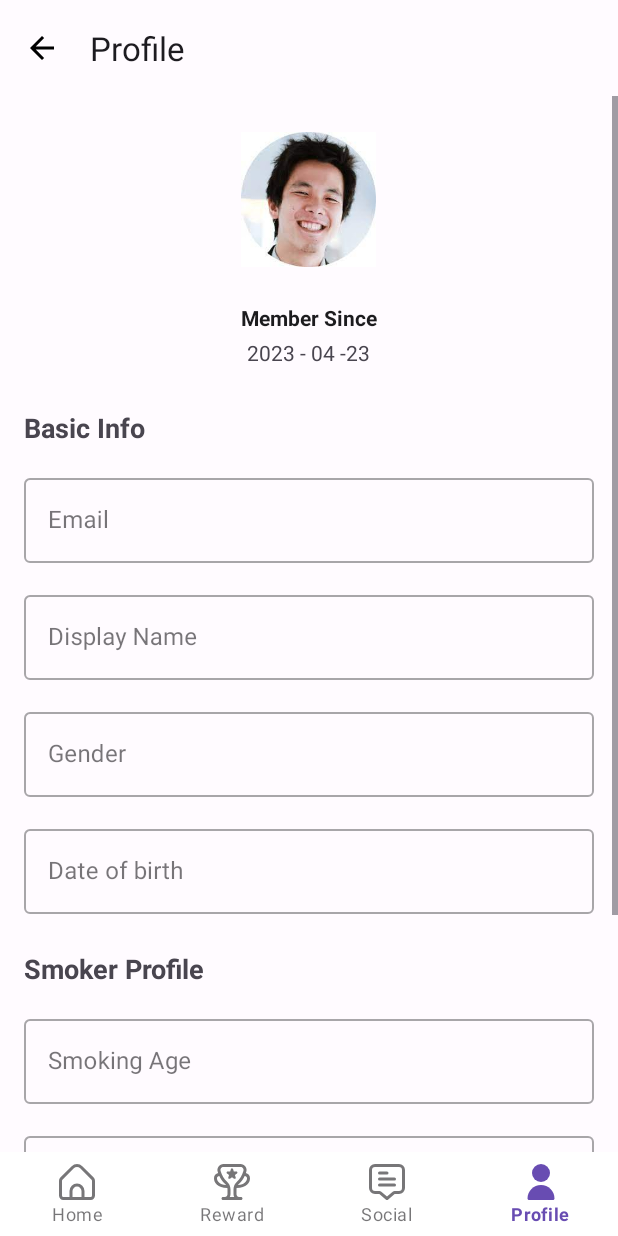
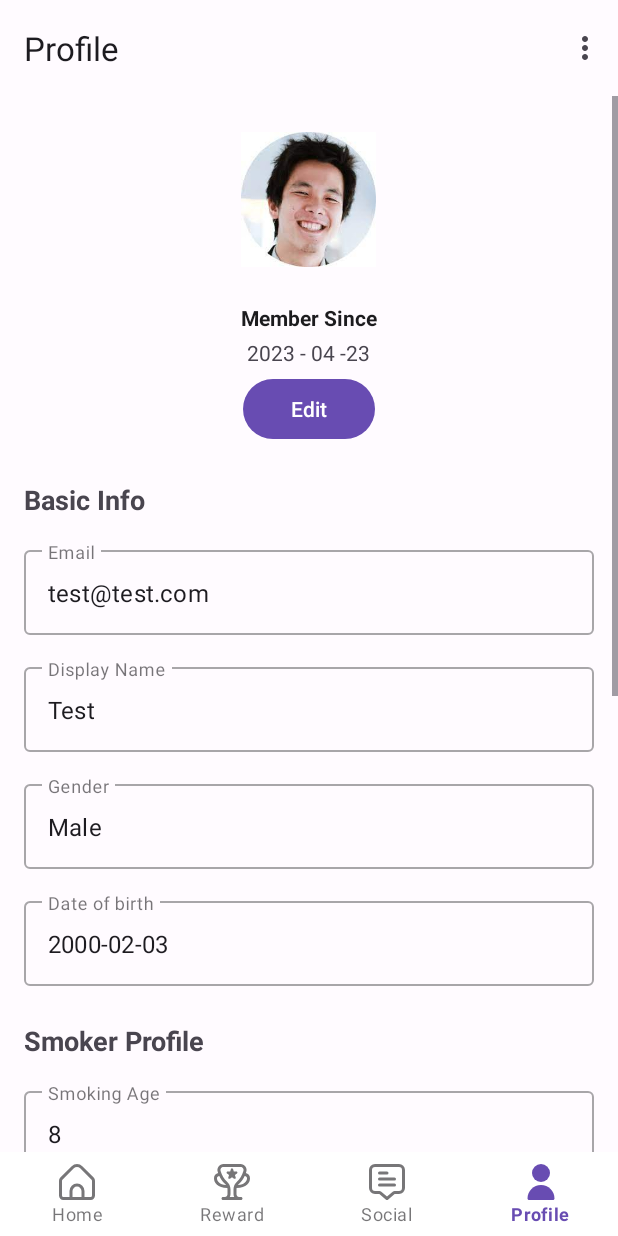
Before and after one commit to KosyAbone/ByteForce, an Android app: the ProfileFragment screen opened through its navigation route, on a phone screen of 412 x 824 dp. Run offline under Robolectric (Android 15) with nearby library versions, the phone set to English and light mode, and no system bars; our stand-ins replace Firebase (no records; nobody signed in at launch, a user with empty details on screens opened directly), Picasso, navigation-ui; libraries missing offline, so code that uses them is left out: jp.wasabeef.picasso; pictures from the network do not load; Roboto replaces fonts that are not available here.

Commit message:
Profile fixes view and edit optionso and logout button and confirm password

```diff
--- a/KickAsh/app/src/main/java/com/byteforce/kickash/ui/main/info/ProfileFragment.kt
+++ b/KickAsh/app/src/main/java/com/byteforce/kickash/ui/main/info/ProfileFragment.kt
@@ -4,6 +4,7 @@ import android.os.Bundle
 import android.view.LayoutInflater
 import android.view.View
 import android.view.ViewGroup
+import androidx.core.view.isVisible
 import androidx.fragment.app.Fragment
 import androidx.lifecycle.ViewModelProvider
 import com.byteforce.kickash.databinding.FragmentProfileBinding
@@ -36,7 +37,11 @@ class ProfileFragment : Fragment() {
     }
 
 
+
+
     fun initUI() {
+
+
 
 
 //        binding.rvArticles.adapter = ArticleAdapter(DataHub.articles) {
@@ -45,7 +50,45 @@ class ProfileFragment : Fragment() {
 //
 //        binding.rvArticles.layoutManager = LinearLayoutManager(requireContext())
 
+      //  binding.btn
 
+        binding.editButton.setOnClickListener {
+            isInEditMode = !isInEditMode
+            setEditMode(isInEditMode)
+        }
+
+        setMockData()
+
+    }
+
+    fun setMockData() {
+        binding.etDob.setText("2000-02-03")
+        binding.emailEditText.setText("test@test.com")
+        binding.etGender.setText("Male")
+        binding.etSmokingAge.setText("8")
+
+        binding.etEstimatedCost.setText("18")
+        binding.etDisplayName.setText("Test")
+        binding.etNoOfCigarette.setText("10")
+
+    }
+
+    private var isInEditMode = false
+
+    fun setEditMode(editEnabled:Boolean) {
+
+        binding.etDob.isEnabled = editEnabled
+        binding.etDisplayName.isEnabled = editEnabled
+        binding.etGender.isEnabled = editEnabled
+        binding.etEstimatedCost.isEnabled = editEnabled
+        binding.etNoOfCigarette.isEnabled = editEnabled
+        binding.etSmokingAge.isEnabled = editEnabled
+        binding.emailEditText.isEnabled = editEnabled
+
+        binding.llConfirmPassword.isVisible = editEnabled
+
+        binding.btnUpdate.isVisible = editEnabled
+        binding.editButton.text = if(editEnabled) "View" else "Edit"
     }
 
 
--- a/KickAsh/app/src/main/res/layout/fragment_profile.xml
+++ b/KickAsh/app/src/main/res/layout/fragment_profile.xml
@@ -3,13 +3,14 @@
     android:layout_width="match_parent"
     android:layout_height="match_parent"
     android:orientation="vertical"
+    android:animateLayoutChanges="true"
     xmlns:app="http://schemas.android.com/apk/res-auto">
 
 
     <androidx.appcompat.widget.Toolbar
         android:layout_width="match_parent"
         android:layout_height="wrap_content"
-        app:navigationIcon="@drawable/baseline_arrow_back_24"
+        app:menu="@menu/profile_menu"
         app:title="Profile"/>
 
 
@@ -51,6 +52,13 @@
         android:layout_margin="4dp"
         android:layout_gravity="center"
         />
+
+        <Button
+            android:id="@+id/editButton"
+            android:layout_width="wrap_content"
+            android:layout_gravity="center"
+            android:layout_height="wrap_content"
+            android:text="Edit"/>
 
     <TextView
         android:layout_width="wrap_content"
@@ -137,6 +145,7 @@
             android:textSize="18sp"
             android:layout_marginTop="24dp"
             android:text="Smoker Profile"/>
+
     <com.google.android.material.textfield.TextInputLayout
         android:id="@+id/til_smoking_age"
         style="@style/Widget.MaterialComponents.TextInputLayout.OutlinedBox"
@@ -190,6 +199,77 @@
     </com.google.android.material.textfield.TextInputLayout>
 
 
+        <androidx.appcompat.widget.LinearLayoutCompat
+            android:layout_width="match_parent"
+            android:layout_height="wrap_content"
+            android:orientation="vertical"
+            android:id="@+id/llConfirmPassword">
+
+
+            <TextView
+                android:layout_width="wrap_content"
+                android:layout_height="wrap_content"
+                android:textStyle="bold"
+                android:layout_marginStart="16dp"
+                android:textSize="18sp"
+                android:layout_marginTop="24dp"
+                android:text="Password Setting"/>
+
+            <com.google.android.material.textfield.TextInputLayout
+                android:id="@+id/til_old_password"
+                style="@style/Widget.MaterialComponents.TextInputLayout.OutlinedBox"
+                android:layout_width="match_parent"
+                android:layout_marginHorizontal="16dp"
+                android:layout_marginTop="16dp"
+                android:layout_height="wrap_content"
+                >
+
+                <com.google.android.material.textfield.TextInputEditText
+                    android:id="@+id/et_old_password"
+                    android:layout_width="match_parent"
+                    android:layout_height="wrap_content"
+                    android:hint="Old Password" />
+
+            </com.google.android.material.textfield.TextInputLayout>
+
+            <com.google.android.material.textfield.TextInputLayout
+                android:id="@+id/til_new_password"
+                style="@style/Widget.MaterialComponents.TextInputLayout.OutlinedBox"
+                android:layout_width="match_parent"
+                android:layout_marginHorizontal="16dp"
+                android:layout_marginTop="16dp"
+                android:layout_height="wrap_content"
+                >
+
+                <com.google.android.material.textfield.TextInputEditText
+                    android:id="@+id/et_new_password"
+                    android:layout_width="match_parent"
+                    android:layout_height="wrap_content"
+                    android:hint="Old Password" />
+
+            </com.google.android.material.textfield.TextInputLayout>
+
+            <com.google.android.material.textfield.TextInputLayout
+                android:id="@+id/til_confirm_password"
+                style="@style/Widget.MaterialComponents.TextInputLayout.OutlinedBox"
+                android:layout_width="match_parent"
+                android:layout_marginHorizontal="16dp"
+                android:layout_marginTop="16dp"
+                android:layout_height="wrap_content"
+                >
+
+                <com.google.android.material.textfield.TextInputEditText
+                    android:id="@+id/et_confirm_password"
+                    android:layout_width="match_parent"
+                    android:layout_height="wrap_content"
+                    android:hint="Old Password" />
+
+            </com.google.android.material.textfield.TextInputLayout>
+
+
+
+        </androidx.appcompat.widget.LinearLayoutCompat>
+
         <com.google.android.material.button.MaterialButton
             android:id="@+id/btnUpdate"
             android:layout_width="match_parent"
--- /dev/null
+++ b/KickAsh/app/src/main/res/menu/profile_menu.xml
@@ -0,0 +1,5 @@
+<?xml version="1.0" encoding="utf-8"?>
+<menu xmlns:android="http://schemas.android.com/apk/res/android">
+
+    <item android:id="@+id/logout" android:title="Logout"/>
+</menu>
```
